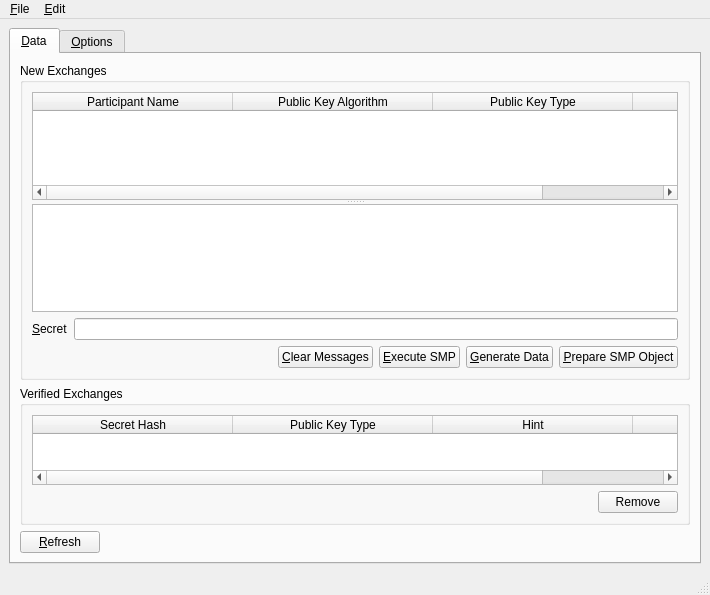
Above: branches/trunk/UI/spot-on-smpwindow.ui from textbrowser/spot-on before the change. Below: the same form after it.
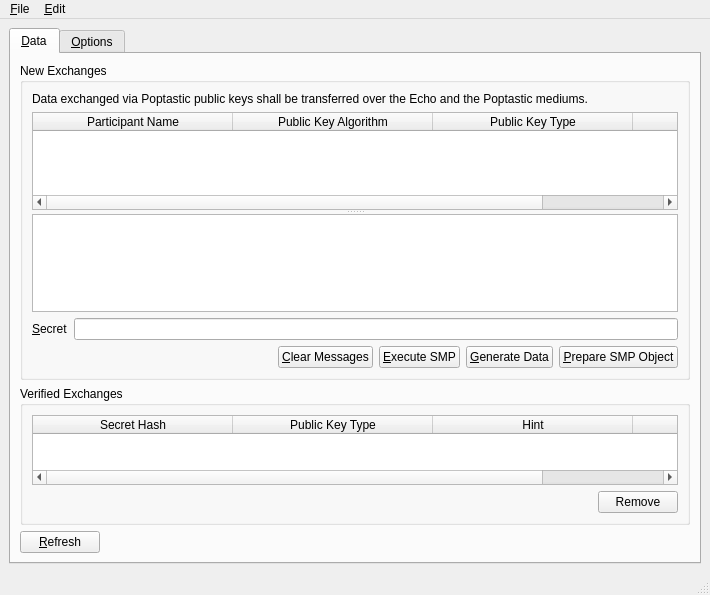
That is the form after the change. Icons and pictures are not drawn.

```diff
--- a/branches/trunk/UI/spot-on-smpwindow.ui
+++ b/branches/trunk/UI/spot-on-smpwindow.ui
@@ -32,6 +32,16 @@
            <string>New Exchanges</string>
           </property>
           <layout class="QVBoxLayout" name="verticalLayout_4">
+           <item>
+            <widget class="QLabel" name="label_2">
+             <property name="text">
+              <string>Data exchanged via Poptastic public keys shall be transferred over the Echo and the Poptastic mediums.</string>
+             </property>
+             <property name="wordWrap">
+              <bool>true</bool>
+             </property>
+            </widget>
+           </item>
            <item>
             <widget class="QSplitter" name="splitter">
              <property name="orientation">
```
Left out of the diff: 2 changed lines with no effect on the pictures.
